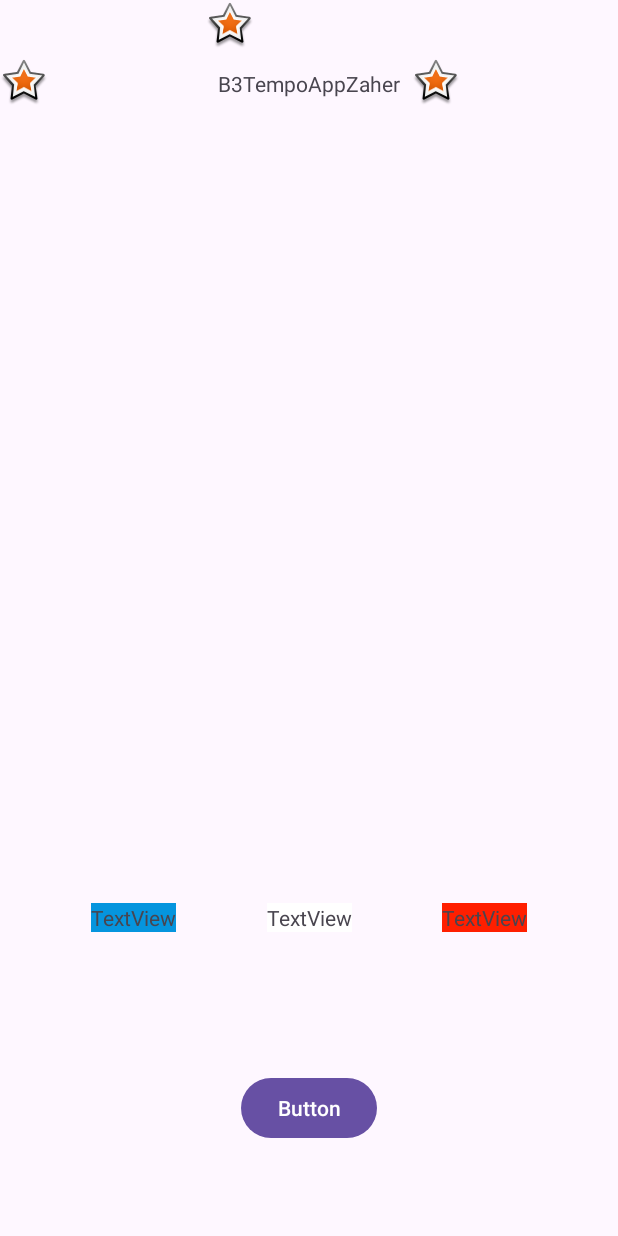
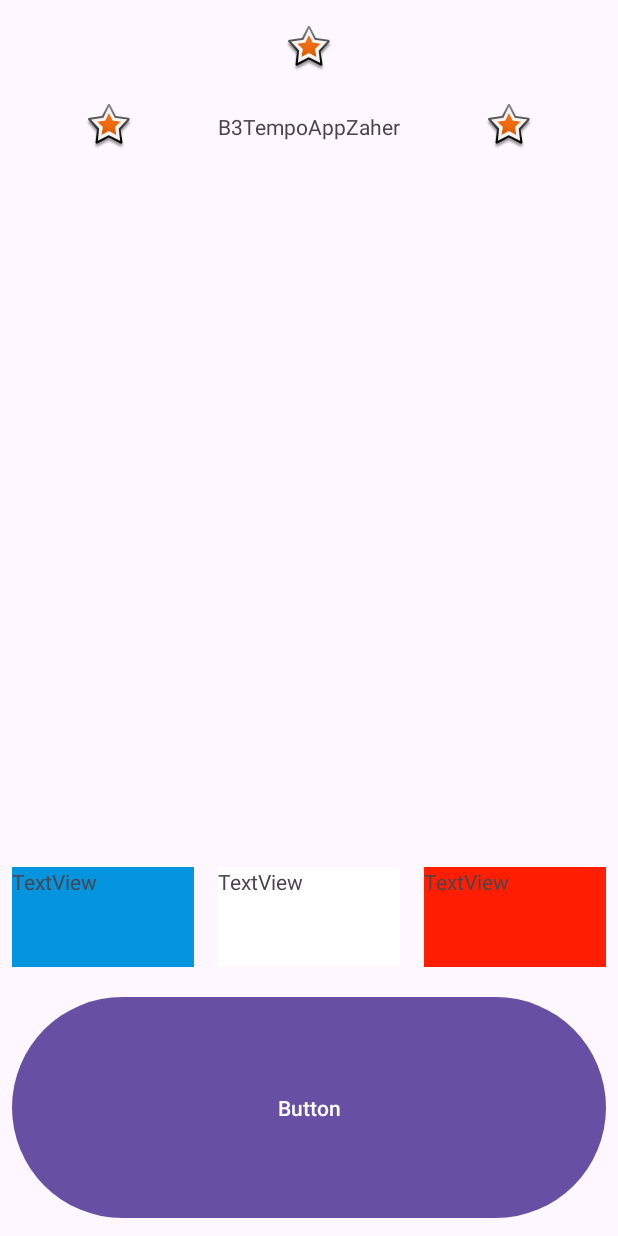
Before and after one commit to ZaherMadi/B3TempoAPPZaher, an Android app: the screen it shows after launch (MainActivity), on a phone screen of 412 x 824 dp. Run offline under Robolectric (Android 15) with nearby library versions, the phone set to English and light mode, and no system bars; network calls fail.

Commit message:
Layout v0.5 done

```diff
--- /dev/null
+++ b/app/src/main/java/com/example/b3tempoappzaher/TempoColor.java
@@ -0,0 +1,5 @@
+package com.example.b3tempoappzaher;
+
+public enum TempoColor {
+
+}
--- a/app/src/main/res/layout/activity_main.xml
+++ b/app/src/main/res/layout/activity_main.xml
@@ -10,8 +10,12 @@
 
     <Button
         android:id="@+id/button"
-        android:layout_width="wrap_content"
-        android:layout_height="wrap_content"
+        android:layout_width="0dp"
+        android:layout_height="0dp"
+        android:layout_marginStart="8dp"
+        android:layout_marginTop="8dp"
+        android:layout_marginEnd="8dp"
+        android:layout_marginBottom="8dp"
         android:text="Button"
         app:layout_constraintBottom_toBottomOf="parent"
         app:layout_constraintEnd_toEndOf="parent"
@@ -19,39 +23,51 @@
         app:layout_constraintTop_toTopOf="@+id/guideline2" />
 
     <TextView
-        android:id="@+id/textView"
-        android:layout_width="wrap_content"
-        android:layout_height="wrap_content"
+        android:id="@+id/blueDaysTv"
+        android:layout_width="0dp"
+        android:layout_height="0dp"
+        android:layout_marginStart="8dp"
+        android:layout_marginTop="8dp"
+        android:layout_marginEnd="8dp"
+        android:layout_marginBottom="8dp"
         android:background="@color/tempo_blue_day_bg"
         android:text="TextView"
         app:layout_constraintBottom_toTopOf="@+id/guideline2"
-        app:layout_constraintEnd_toStartOf="@+id/textView2"
+        app:layout_constraintEnd_toStartOf="@+id/whiteDaysTv"
         app:layout_constraintHorizontal_bias="0.5"
         app:layout_constraintStart_toStartOf="parent"
         app:layout_constraintTop_toTopOf="@+id/guideline" />
 
     <TextView
-        android:id="@+id/textView2"
-        android:layout_width="wrap_content"
-        android:layout_height="wrap_content"
+        android:id="@+id/whiteDaysTv"
+        android:layout_width="0dp"
+        android:layout_height="0dp"
+        android:layout_marginStart="8dp"
+        android:layout_marginTop="8dp"
+        android:layout_marginEnd="8dp"
+        android:layout_marginBottom="8dp"
         android:background="@color/tempo_white_day_bg"
         android:text="TextView"
         app:layout_constraintBottom_toTopOf="@+id/guideline2"
-        app:layout_constraintEnd_toStartOf="@+id/textView3"
+        app:layout_constraintEnd_toStartOf="@+id/redDaysTv"
         app:layout_constraintHorizontal_bias="0.5"
-        app:layout_constraintStart_toEndOf="@+id/textView"
+        app:layout_constraintStart_toEndOf="@+id/blueDaysTv"
         app:layout_constraintTop_toTopOf="@+id/guideline" />
 
     <TextView
-        android:id="@+id/textView3"
-        android:layout_width="wrap_content"
-        android:layout_height="wrap_content"
+        android:id="@+id/redDaysTv"
+        android:layout_width="0dp"
+        android:layout_height="0dp"
+        android:layout_marginStart="8dp"
+        android:layout_marginTop="8dp"
+        android:layout_marginEnd="8dp"
+        android:layout_marginBottom="8dp"
         android:background="@color/tempo_red_day_bg"
         android:text="TextView"
         app:layout_constraintBottom_toTopOf="@+id/guideline2"
         app:layout_constraintEnd_toEndOf="parent"
         app:layout_constraintHorizontal_bias="0.5"
-        app:layout_constraintStart_toEndOf="@+id/textView2"
+        app:layout_constraintStart_toEndOf="@+id/whiteDaysTv"
         app:layout_constraintTop_toTopOf="@+id/guideline" />
 
     <androidx.constraintlayout.widget.Barrier
@@ -78,10 +94,46 @@
         android:layout_width="wrap_content"
         android:layout_height="wrap_content"
         app:layout_constraintBottom_toTopOf="@+id/guideline3"
-        app:layout_constraintEnd_toStartOf="@+id/imageView4"
+        app:layout_constraintEnd_toEndOf="parent"
+        app:layout_constraintStart_toStartOf="parent"
+        app:layout_constraintTop_toTopOf="parent"
+        app:srcCompat="@android:drawable/star_big_on" />
+
+    <androidx.constraintlayout.widget.Guideline
+        android:id="@+id/guideline3"
+        android:layout_width="wrap_content"
+        android:layout_height="wrap_content"
+        android:orientation="horizontal"
+        app:layout_constraintGuide_begin="65dp" />
+
+    <androidx.constraintlayout.widget.Guideline
+        android:id="@+id/guideline4"
+        android:layout_width="wrap_content"
+        android:layout_height="wrap_content"
+        android:orientation="horizontal"
+        app:layout_constraintGuide_begin="104dp" />
+
+    <TextView
+        android:id="@+id/textView5"
+        android:layout_width="wrap_content"
+        android:layout_height="wrap_content"
+        android:text="@string/app_name"
+        app:layout_constraintBottom_toTopOf="@+id/guideline4"
+        app:layout_constraintEnd_toStartOf="@+id/imageView3"
         app:layout_constraintHorizontal_bias="0.5"
-        app:layout_constraintStart_toEndOf="@+id/imageView3"
-        app:layout_constraintTop_toTopOf="parent"
+        app:layout_constraintStart_toEndOf="@+id/imageView2"
+        app:layout_constraintTop_toTopOf="@+id/guideline3" />
+
+    <ImageView
+        android:id="@+id/imageView2"
+        android:layout_width="wrap_content"
+        android:layout_height="wrap_content"
+        app:layout_constraintBottom_toTopOf="@+id/guideline4"
+        app:layout_constraintEnd_toStartOf="@+id/textView5"
+        app:layout_constraintHorizontal_bias="0.5"
+        app:layout_constraintHorizontal_chainStyle="spread"
+        app:layout_constraintStart_toStartOf="parent"
+        app:layout_constraintTop_toTopOf="@+id/guideline3"
         app:srcCompat="@android:drawable/star_big_on" />
 
     <ImageView
@@ -89,43 +141,10 @@
         android:layout_width="wrap_content"
         android:layout_height="wrap_content"
         app:layout_constraintBottom_toTopOf="@+id/guideline4"
-        app:layout_constraintTop_toTopOf="@+id/guideline3"
-        app:srcCompat="@android:drawable/star_big_on"
-        tools:layout_editor_absoluteX="79dp" />
-
-    <ImageView
-        android:id="@+id/imageView4"
-        android:layout_width="wrap_content"
-        android:layout_height="wrap_content"
-        app:layout_constraintBottom_toTopOf="@+id/guideline4"
         app:layout_constraintEnd_toEndOf="parent"
         app:layout_constraintHorizontal_bias="0.5"
-        app:layout_constraintStart_toEndOf="@+id/imageView"
+        app:layout_constraintStart_toEndOf="@+id/textView5"
         app:layout_constraintTop_toTopOf="@+id/guideline3"
         app:srcCompat="@android:drawable/star_big_on" />
 
-    <androidx.constraintlayout.widget.Guideline
-        android:id="@+id/guideline3"
-        android:layout_width="wrap_content"
-        android:layout_height="wrap_content"
-        android:orientation="horizontal"
-        app:layout_constraintGuide_begin="35dp" />
-
-    <androidx.constraintlayout.widget.Guideline
-        android:id="@+id/guideline4"
-        android:layout_width="wrap_content"
-        android:layout_height="wrap_content"
-        android:orientation="horizontal"
-        app:layout_constraintGuide_begin="76dp" />
-
-    <TextView
-        android:id="@+id/textView5"
-        android:layout_width="wrap_content"
-        android:layout_height="wrap_content"
-        android:text="@string/app_name"
-        app:layout_constraintBottom_toTopOf="@+id/guideline4"
-        app:layout_constraintEnd_toEndOf="parent"
-        app:layout_constraintStart_toStartOf="parent"
-        app:layout_constraintTop_toTopOf="@+id/guideline3" />
-
 </androidx.constraintlayout.widget.ConstraintLayout>
```
